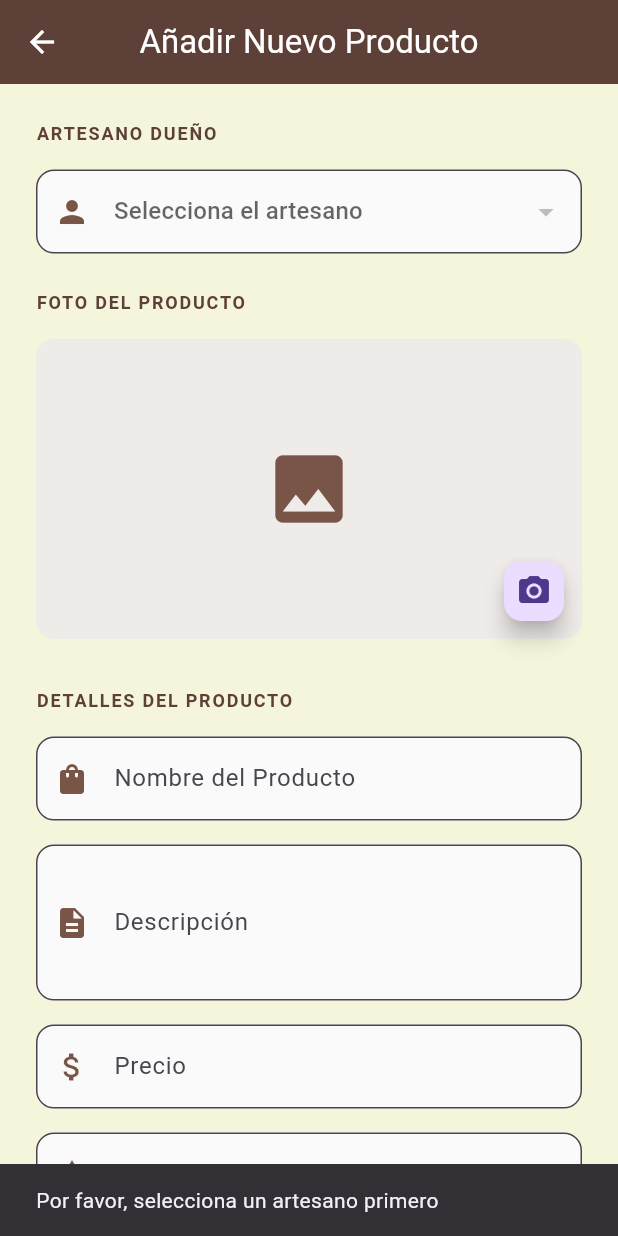
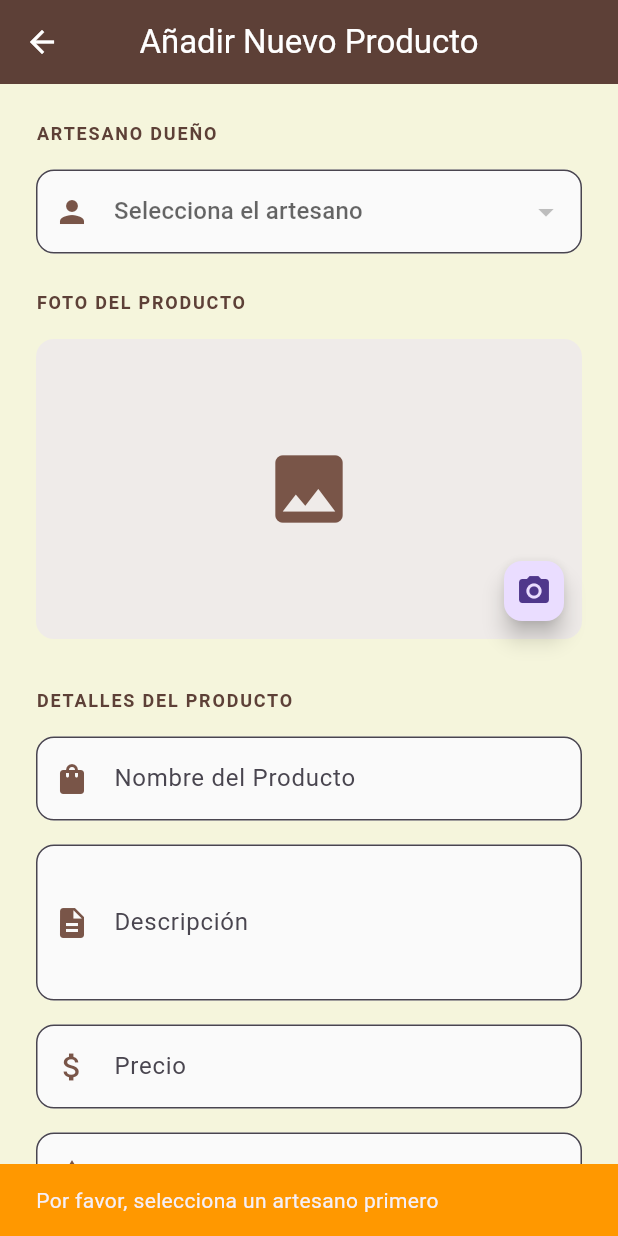
Before and after one commit to marsaiz/manos-del-pueblo, a Flutter app: the AddProductScreen screen opened by its route, after a tap on the "camera alt" icon, on a phone screen of 412 x 824 dp. Run offline on Flutter 3.47's test engine with Material 3 defaults, Android fonts, the phone set to English and light mode, and no system bars; our stand-ins replace cloud_firestore, firebase_core, firebase_storage, font_awesome_flutter, share_plus, shared_preferences; missing offline and left inert: image_picker_web; accounts and stored records are empty.

Commit message:
feat: correcion en la seleccion del artesano en la pagina para cargar los productos y modificaciones en la logica para subir las fotos de los productos

```diff
--- a/lib/models/artisan.dart
+++ b/lib/models/artisan.dart
@@ -26,4 +26,12 @@
     required this.provincia,
     required this.instagram,
   });
+
+  @override
+  bool operator ==(Object other) =>
+      identical(this, other) ||
+      other is Artisan && runtimeType == other.runtimeType && id == other.id;
+
+  @override
+  int get hashCode => id.hashCode;
 }
--- a/lib/screens/admin/add_product_screen.dart
+++ b/lib/screens/admin/add_product_screen.dart
@@ -32,6 +32,7 @@
       ScaffoldMessenger.of(context).showSnackBar(
         const SnackBar(
           content: Text('Por favor, selecciona un artesano primero'),
+          backgroundColor: Colors.orange,
         ),
       );
       return;
@@ -39,16 +40,39 @@
 
     setState(() => _isUploading = true);
     try {
-      final tempId = "prod_${DateTime.now().millisecondsSinceEpoch}";
+      // Usamos un ID temporal o basado en el tiempo para el nombre del archivo
+      final tempId = DateTime.now().millisecondsSinceEpoch.toString();
+      debugPrint(
+        "Iniciando subida para artesano: ${_selectedArtisan!.id}, tempId: $tempId",
+      );
+
       final url = await ImageUploadService.uploadProductImage(
         _selectedArtisan!.id,
         tempId,
       );
+
+      if (url != null) {
         setState(() => _fotoUrl = url);
+        debugPrint("Imagen subida con éxito: $url");
+      } else {
+        if (mounted) {
+          ScaffoldMessenger.of(context).showSnackBar(
+            const SnackBar(content: Text('La subida fue cancelada o falló')),
+          );
+        }
+      }
     } catch (e) {
       debugPrint("Error subiendo imagen: $e");
+      if (mounted) {
+        ScaffoldMessenger.of(context).showSnackBar(
+          SnackBar(
+            content: Text('Error al subir imagen: $e'),
+            backgroundColor: Colors.red,
+          ),
+        );
+      }
     } finally {
-      setState(() => _isUploading = false);
+      if (mounted) setState(() => _isUploading = false);
     }
   }
 
@@ -109,16 +133,7 @@
   Widget build(BuildContext context) {
     return Scaffold(
       appBar: AppBar(title: const Text('Añadir Nuevo Producto'), elevation: 0),
-      body: StreamBuilder<List<Artisan>>(
-        stream: FirestoreService.getArtisans(),
-        builder: (context, snapshot) {
-          if (snapshot.connectionState == ConnectionState.waiting) {
-            return const Center(child: CircularProgressIndicator());
-          }
-
-          final artisans = snapshot.data ?? [];
-
-          return SingleChildScrollView(
+      body: SingleChildScrollView(
         padding: const EdgeInsets.all(24.0),
         child: Form(
           key: _formKey,
@@ -126,8 +141,12 @@
             crossAxisAlignment: CrossAxisAlignment.stretch,
             children: [
               _buildSectionTitle("Artesano Dueño"),
-                  DropdownButtonFormField<Artisan>(
-                    value: _selectedArtisan,
+              StreamBuilder<List<Artisan>>(
+                stream: FirestoreService.getArtisans(),
+                builder: (context, snapshot) {
+                  final artisans = snapshot.data ?? [];
+                  return DropdownButtonFormField<String>(
+                    value: _selectedArtisan?.id,
                     decoration: InputDecoration(
                       prefixIcon: const Icon(Icons.person, color: Colors.brown),
                       border: OutlineInputBorder(
@@ -138,17 +157,22 @@
                     ),
                     hint: const Text("Selecciona el artesano"),
                     items: artisans.map((artisan) {
-                      return DropdownMenuItem(
-                        value: artisan,
+                      return DropdownMenuItem<String>(
+                        value: artisan.id,
                         child: Text(artisan.nombre),
                       );
                     }).toList(),
                     onChanged: (value) {
                       setState(() {
-                        _selectedArtisan = value;
-                        _fotoUrl =
-                            null; // Reset foto si cambia el artesano para evitar mezclas
+                        _selectedArtisan = artisans.firstWhere(
+                          (a) => a.id == value,
+                        );
+                        _fotoUrl = null;
                       });
+                    },
+                    validator: (value) =>
+                        value == null ? "Selecciona un artesano" : null,
+                  );
                 },
               ),
               const SizedBox(height: 24),
@@ -181,18 +205,14 @@
                     if (_isUploading)
                       const Positioned.fill(
                         child: Center(
-                              child: CircularProgressIndicator(
-                                color: Colors.brown,
-                              ),
+                          child: CircularProgressIndicator(color: Colors.brown),
                         ),
                       ),
                     Positioned(
                       bottom: 8,
                       right: 8,
                       child: FloatingActionButton.small(
-                            onPressed: _isUploading
-                                ? null
-                                : _pickAndUploadImage,
+                        onPressed: _isUploading ? null : _pickAndUploadImage,
                         child: const Icon(Icons.camera_alt),
                       ),
                     ),
@@ -264,8 +284,6 @@
             ],
           ),
         ),
-          );
-        },
       ),
     );
   }
```
Also changed, not shown: 3 other files. Lines whose indentation alone changed are shown as unchanged.
